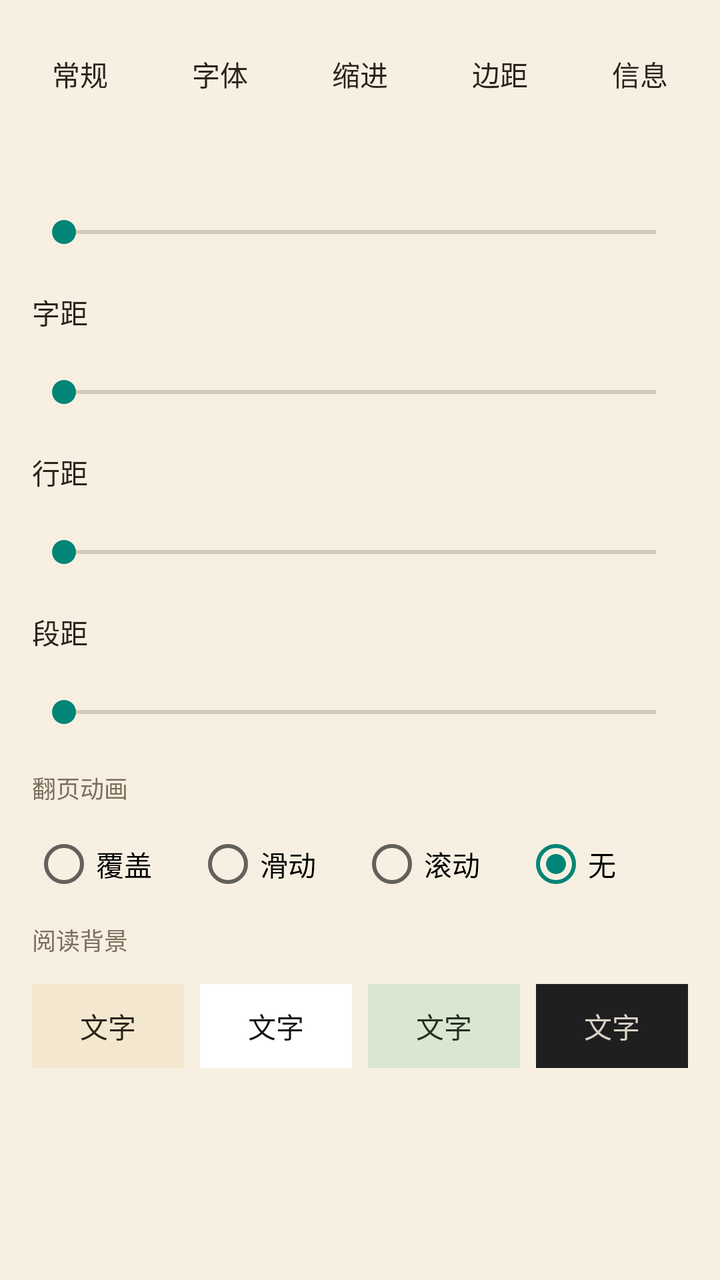
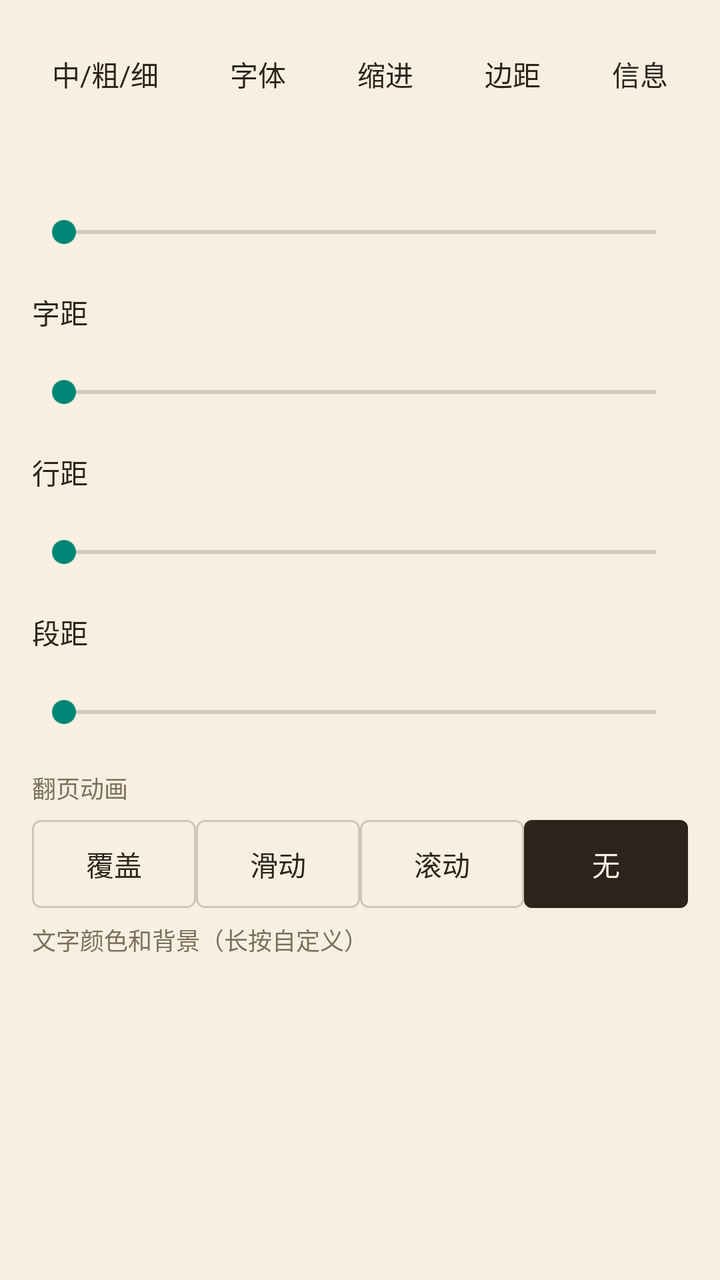

Screens rendered from an Android XML layout before and after an edit, with the pre-edit source and the edit as a unified diff.
<!-- AndroidManifest.xml: application theme Theme.Tset -->
<!-- res/layout/dialog_m9_read_style.xml -->
<?xml version="1.0" encoding="utf-8"?>
<ScrollView xmlns:android="http://schemas.android.com/apk/res/android"
    android:layout_width="match_parent"
    android:layout_height="wrap_content"
    android:background="@drawable/reader_menu_panel_bg">

    <LinearLayout
        android:id="@+id/style_root"
        android:layout_width="match_parent"
        android:layout_height="wrap_content"
        android:orientation="vertical"
        android:paddingStart="16dp"
        android:paddingTop="16dp"
        android:paddingEnd="16dp"
        android:paddingBottom="16dp">

        <LinearLayout
            android:layout_width="match_parent"
            android:layout_height="42dp"
            android:gravity="center_vertical"
            android:orientation="horizontal">

            <TextView
                android:id="@+id/style_weight"
                android:layout_width="wrap_content"
                android:layout_height="32dp"
                android:background="@drawable/reader_menu_touch"
                android:gravity="center"
                android:paddingStart="10dp"
                android:paddingEnd="10dp"
                android:text="@string/reader_style_weight_normal"
                android:textColor="#2C241B"
                android:textSize="14sp" />

            <Space
                android:layout_width="0dp"
                android:layout_height="1dp"
                android:layout_weight="1" />

            <TextView
                android:id="@+id/style_font"
                android:layout_width="wrap_content"
                android:layout_height="32dp"
                android:background="@drawable/reader_menu_touch"
                android:gravity="center"
                android:paddingStart="10dp"
                android:paddingEnd="10dp"
                android:text="@string/reader_style_font"
                android:textColor="#2C241B"
                android:textSize="14sp" />

            <Space
                android:layout_width="0dp"
                android:layout_height="1dp"
                android:layout_weight="1" />

            <TextView
                android:id="@+id/style_indent"
                android:layout_width="wrap_content"
                android:layout_height="32dp"
                android:background="@drawable/reader_menu_touch"
                android:gravity="center"
                android:paddingStart="10dp"
                android:paddingEnd="10dp"
                android:text="@string/reader_style_indent"
                android:textColor="#2C241B"
                android:textSize="14sp" />

            <Space
                android:layout_width="0dp"
                android:layout_height="1dp"
                android:layout_weight="1" />

            <TextView
                android:id="@+id/style_padding"
                android:layout_width="wrap_content"
                android:layout_height="32dp"
                android:background="@drawable/reader_menu_touch"
                android:gravity="center"
                android:paddingStart="10dp"
                android:paddingEnd="10dp"
                android:text="@string/reader_style_padding"
                android:textColor="#2C241B"
                android:textSize="14sp" />

            <Space
                android:layout_width="0dp"
                android:layout_height="1dp"
                android:layout_weight="1" />

            <TextView
                android:id="@+id/style_info"
                android:layout_width="wrap_content"
                android:layout_height="32dp"
                android:background="@drawable/reader_menu_touch"
                android:gravity="center"
                android:paddingStart="10dp"
                android:paddingEnd="10dp"
                android:text="@string/reader_style_info"
                android:textColor="#2C241B"
                android:textSize="14sp" />
        </LinearLayout>

        <TextView
            android:id="@+id/style_text_size_label"
            android:layout_width="match_parent"
            android:layout_height="36dp"
            android:gravity="center_vertical"
            android:textColor="#2C241B"
            android:textSize="14sp" />

        <SeekBar
            android:id="@+id/style_text_size"
            android:layout_width="match_parent"
            android:layout_height="44dp"
            android:max="30" />

        <TextView
            android:id="@+id/style_letter_label"
            android:layout_width="match_parent"
            android:layout_height="36dp"
            android:gravity="center_vertical"
            android:text="@string/reader_style_letter_spacing"
            android:textColor="#2C241B"
            android:textSize="14sp" />

        <SeekBar
            android:id="@+id/style_letter_size"
            android:layout_width="match_parent"
            android:layout_height="44dp"
            android:max="100" />

        <TextView
            android:id="@+id/style_line_label"
            android:layout_width="match_parent"
            android:layout_height="36dp"
            android:gravity="center_vertical"
            android:text="@string/reader_style_line_spacing"
            android:textColor="#2C241B"
            android:textSize="14sp" />

        <SeekBar
            android:id="@+id/style_line_size"
            android:layout_width="match_parent"
            android:layout_height="44dp"
            android:max="28" />

        <TextView
            android:id="@+id/style_paragraph_label"
            android:layout_width="match_parent"
            android:layout_height="36dp"
            android:gravity="center_vertical"
            android:text="@string/reader_style_paragraph_spacing"
            android:textColor="#2C241B"
            android:textSize="14sp" />

        <SeekBar
            android:id="@+id/style_paragraph_size"
            android:layout_width="match_parent"
            android:layout_height="44dp"
            android:max="32" />

        <TextView
            android:layout_width="match_parent"
            android:layout_height="32dp"
            android:gravity="center_vertical"
            android:text="@string/reader_style_page_anim"
            android:textColor="#7D6E5C"
            android:textSize="12sp" />

        <RadioGroup
            android:id="@+id/style_page_anim"
            android:layout_width="match_parent"
            android:layout_height="44dp"
            android:orientation="horizontal">

            <RadioButton
                android:id="@+id/style_anim_cover"
                android:layout_width="0dp"
                android:layout_height="match_parent"
                android:layout_weight="1"
                android:text="@string/reader_style_anim_cover" />

            <RadioButton
                android:id="@+id/style_anim_slide"
                android:layout_width="0dp"
                android:layout_height="match_parent"
                android:layout_weight="1"
                android:text="@string/reader_style_anim_slide" />

            <RadioButton
                android:id="@+id/style_anim_scroll"
                android:layout_width="0dp"
                android:layout_height="match_parent"
                android:layout_weight="1"
                android:text="@string/reader_style_anim_scroll" />

            <RadioButton
                android:id="@+id/style_anim_none"
                android:layout_width="0dp"
                android:layout_height="match_parent"
                android:layout_weight="1"
                android:checked="true"
                android:text="@string/reader_style_anim_none" />
        </RadioGroup>

        <TextView
            android:layout_width="match_parent"
            android:layout_height="32dp"
            android:gravity="center_vertical"
            android:text="@string/reader_style_background"
            android:textColor="#7D6E5C"
            android:textSize="12sp" />

        <LinearLayout
            android:id="@+id/style_color_row"
            android:layout_width="match_parent"
            android:layout_height="54dp"
            android:gravity="center_vertical"
            android:orientation="horizontal">

            <TextView
                android:id="@+id/style_color_paper"
                android:layout_width="0dp"
                android:layout_height="42dp"
                android:layout_marginEnd="8dp"
                android:layout_weight="1"
                android:background="#F3E7CF"
                android:gravity="center"
                android:text="@string/reader_style_sample_text"
                android:textColor="#2C241B" />

            <TextView
                android:id="@+id/style_color_white"
                android:layout_width="0dp"
                android:layout_height="42dp"
                android:layout_marginEnd="8dp"
                android:layout_weight="1"
                android:background="#FFFFFF"
                android:gravity="center"
                android:text="@string/reader_style_sample_text"
                android:textColor="#111111" />

            <TextView
                android:id="@+id/style_color_green"
                android:layout_width="0dp"
                android:layout_height="42dp"
                android:layout_marginEnd="8dp"
                android:layout_weight="1"
                android:background="#D9E6D2"
                android:gravity="center"
                android:text="@string/reader_style_sample_text"
                android:textColor="#25301F" />

            <TextView
                android:id="@+id/style_color_dark"
                android:layout_width="0dp"
                android:layout_height="42dp"
                android:layout_weight="1"
                android:background="#1F1F1F"
                android:gravity="center"
                android:text="@string/reader_style_sample_text"
                android:textColor="#D8D2C5" />
        </LinearLayout>
    </LinearLayout>
</ScrollView>
<!-- resources referenced by this layout -->
<resources>
  <!-- drawable reader_menu_panel_bg (drawable) -->
  <?xml version="1.0" encoding="utf-8"?>
  <shape xmlns:android="http://schemas.android.com/apk/res/android">
      <solid android:color="#F7F0E2" />
  </shape>
  <!-- drawable reader_menu_touch (drawable) -->
  <?xml version="1.0" encoding="utf-8"?>
  <selector xmlns:android="http://schemas.android.com/apk/res/android">
      <item android:state_pressed="true">
          <shape>
              <solid android:color="#22000000" />
          </shape>
      </item>
      <item android:drawable="@android:color/transparent" />
  </selector>
  <string name="reader_style_anim_cover">覆盖</string>
  <string name="reader_style_anim_none">无</string>
  <string name="reader_style_anim_scroll">滚动</string>
  <string name="reader_style_anim_slide">滑动</string>
  <string name="reader_style_background">阅读背景</string>
  <string name="reader_style_font">字体</string>
  <string name="reader_style_indent">缩进</string>
  <string name="reader_style_info">信息</string>
  <string name="reader_style_letter_spacing">字距</string>
  <string name="reader_style_line_spacing">行距</string>
  <string name="reader_style_padding">边距</string>
  <string name="reader_style_page_anim">翻页动画</string>
  <string name="reader_style_paragraph_spacing">段距</string>
  <string name="reader_style_sample_text">文字</string>
  <string name="reader_style_weight_normal">常规</string>
  <style name="Theme.Tset" parent="Theme.AppCompat.DayNight.NoActionBar" />
</resources>

<!-- the commit's change to res/layout/dialog_m9_read_style.xml (unified diff, before → after) -->
@@ -28,7 +28,7 @@
                 android:gravity="center"
                 android:paddingStart="10dp"
                 android:paddingEnd="10dp"
-                android:text="@string/reader_style_weight_normal"
+                android:text="@string/reader_style_font_weight_text"
                 android:textColor="#2C241B"
                 android:textSize="14sp" />
 
@@ -179,88 +179,67 @@
                 android:layout_width="0dp"
                 android:layout_height="match_parent"
                 android:layout_weight="1"
-                android:text="@string/reader_style_anim_cover" />
+                android:background="@drawable/reader_segment_button"
+                android:button="@null"
+                android:gravity="center"
+                android:text="@string/reader_style_anim_cover"
+                android:textColor="@color/reader_segment_text" />
 
             <RadioButton
                 android:id="@+id/style_anim_slide"
                 android:layout_width="0dp"
                 android:layout_height="match_parent"
                 android:layout_weight="1"
-                android:text="@string/reader_style_anim_slide" />
+                android:background="@drawable/reader_segment_button"
+                android:button="@null"
+                android:gravity="center"
+                android:text="@string/reader_style_anim_slide"
+                android:textColor="@color/reader_segment_text" />
 
             <RadioButton
                 android:id="@+id/style_anim_scroll"
                 android:layout_width="0dp"
                 android:layout_height="match_parent"
                 android:layout_weight="1"
-                android:text="@string/reader_style_anim_scroll" />
+                android:background="@drawable/reader_segment_button"
+                android:button="@null"
+                android:gravity="center"
+                android:text="@string/reader_style_anim_scroll"
+                android:textColor="@color/reader_segment_text" />
 
             <RadioButton
                 android:id="@+id/style_anim_none"
                 android:layout_width="0dp"
                 android:layout_height="match_parent"
                 android:layout_weight="1"
+                android:background="@drawable/reader_segment_button"
+                android:button="@null"
                 android:checked="true"
-                android:text="@string/reader_style_anim_none" />
+                android:gravity="center"
+                android:text="@string/reader_style_anim_none"
+                android:textColor="@color/reader_segment_text" />
         </RadioGroup>
 
         <TextView
             android:layout_width="match_parent"
             android:layout_height="32dp"
             android:gravity="center_vertical"
-            android:text="@string/reader_style_background"
+            android:text="@string/reader_style_color_background"
             android:textColor="#7D6E5C"
             android:textSize="12sp" />
 
-        <LinearLayout
-            android:id="@+id/style_color_row"
+        <HorizontalScrollView
             android:layout_width="match_parent"
             android:layout_height="54dp"
-            android:gravity="center_vertical"
-            android:orientation="horizontal">
-
-            <TextView
-                android:id="@+id/style_color_paper"
-                android:layout_width="0dp"
-                android:layout_height="42dp"
-                android:layout_marginEnd="8dp"
-                android:layout_weight="1"
-                android:background="#F3E7CF"
-                android:gravity="center"
-                android:text="@string/reader_style_sample_text"
-                android:textColor="#2C241B" />
-
-            <TextView
-                android:id="@+id/style_color_white"
-                android:layout_width="0dp"
-                android:layout_height="42dp"
-                android:layout_marginEnd="8dp"
-                android:layout_weight="1"
-                android:background="#FFFFFF"
-                android:gravity="center"
-                android:text="@string/reader_style_sample_text"
-                android:textColor="#111111" />
-
-            <TextView
-                android:id="@+id/style_color_green"
-                android:layout_width="0dp"
-                android:layout_height="42dp"
-                android:layout_marginEnd="8dp"
-                android:layout_weight="1"
-                android:background="#D9E6D2"
-                android:gravity="center"
-                android:text="@string/reader_style_sample_text"
-                android:textColor="#25301F" />
-
-            <TextView
-                android:id="@+id/style_color_dark"
-                android:layout_width="0dp"
-                android:layout_height="42dp"
-                android:layout_weight="1"
-                android:background="#1F1F1F"
-                android:gravity="center"
-                android:text="@string/reader_style_sample_text"
-                android:textColor="#D8D2C5" />
-        </LinearLayout>
+            android:overScrollMode="never"
+            android:scrollbars="none">
+
+            <LinearLayout
+                android:id="@+id/style_color_row"
+                android:layout_width="wrap_content"
+                android:layout_height="match_parent"
+                android:gravity="center_vertical"
+                android:orientation="horizontal" />
+        </HorizontalScrollView>
     </LinearLayout>
 </ScrollView>
<!-- resource entries referenced after the edit -->
@@ -15,12 +15,38 @@
       </item>
       <item android:drawable="@android:color/transparent" />
   </selector>
+  <!-- drawable reader_segment_button (drawable) -->
+  <?xml version="1.0" encoding="utf-8"?>
+  <selector xmlns:android="http://schemas.android.com/apk/res/android">
+      <item android:state_checked="true">
+          <shape>
+              <corners android:radius="4dp" />
+              <solid android:color="#2C241B" />
+          </shape>
+      </item>
+      <item android:state_pressed="true">
+          <shape>
+              <corners android:radius="4dp" />
+              <solid android:color="#22000000" />
+          </shape>
+      </item>
+      <item>
+          <shape>
+              <corners android:radius="4dp" />
+              <solid android:color="@android:color/transparent" />
+              <stroke
+                  android:width="1dp"
+                  android:color="#332C241B" />
+          </shape>
+      </item>
+  </selector>
   <string name="reader_style_anim_cover">覆盖</string>
   <string name="reader_style_anim_none">无</string>
   <string name="reader_style_anim_scroll">滚动</string>
   <string name="reader_style_anim_slide">滑动</string>
-  <string name="reader_style_background">阅读背景</string>
+  <string name="reader_style_color_background">文字颜色和背景（长按自定义）</string>
   <string name="reader_style_font">字体</string>
+  <string name="reader_style_font_weight_text">中/粗/细</string>
   <string name="reader_style_indent">缩进</string>
   <string name="reader_style_info">信息</string>
   <string name="reader_style_letter_spacing">字距</string>
@@ -28,8 +54,6 @@
   <string name="reader_style_padding">边距</string>
   <string name="reader_style_page_anim">翻页动画</string>
   <string name="reader_style_paragraph_spacing">段距</string>
-  <string name="reader_style_sample_text">文字</string>
-  <string name="reader_style_weight_normal">常规</string>
   <style name="Theme.Tset" parent="Theme.AppCompat.DayNight.NoActionBar" />
 </resources>
 
